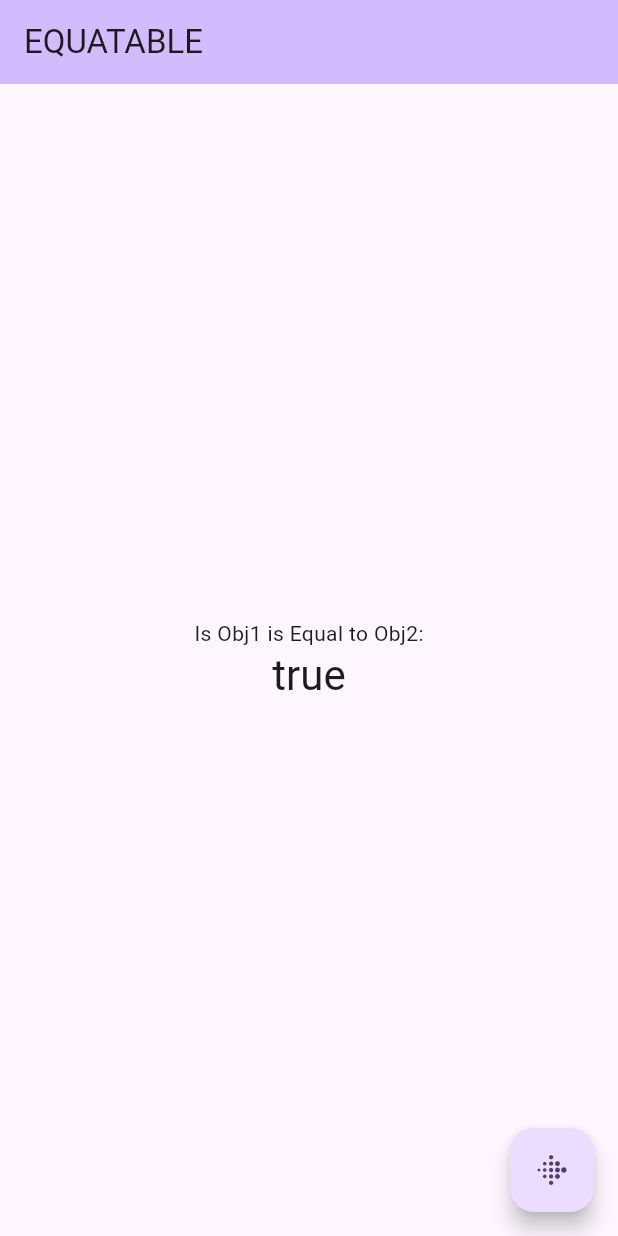
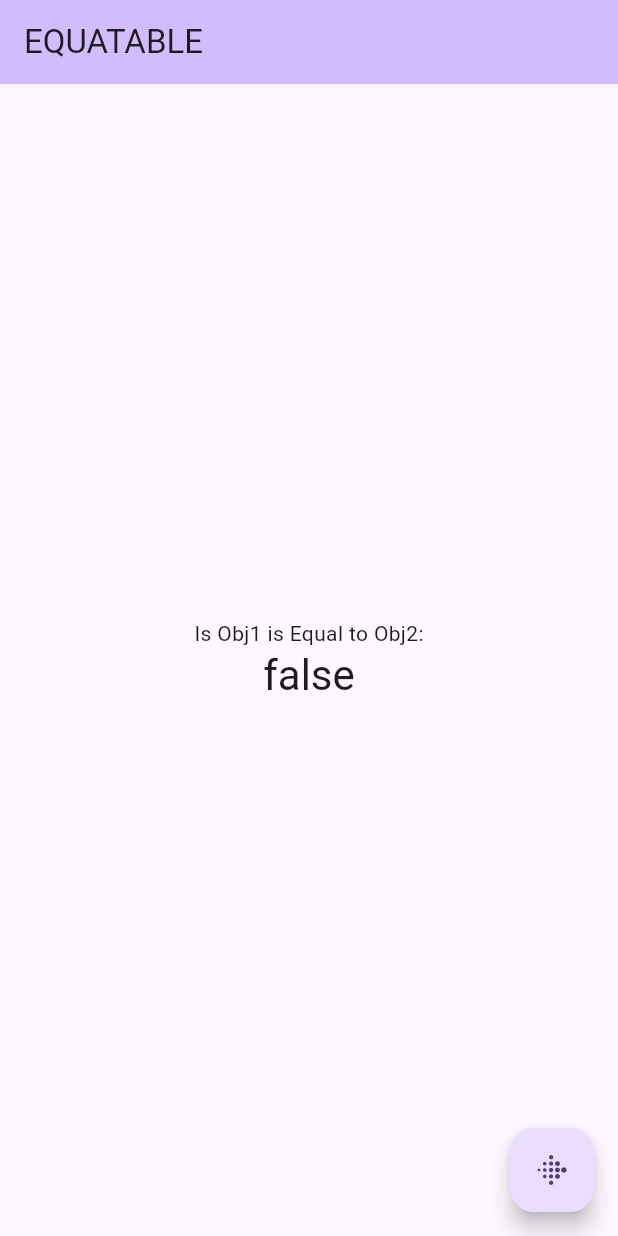
Before and after one commit to IamShahabAlam/BLoCking_BLoC, a Flutter app: the screen it shows after launch, after a tap on the "fitbit" icon, on a phone screen of 412 x 824 dp. Run offline on Flutter 3.47's test engine with Material 3 defaults, Android fonts, the phone set to English and light mode, and no system bars; our stand-ins replace equatable.

```diff
--- a/lib/main.dart
+++ b/lib/main.dart
@@ -1,5 +1,6 @@
 // ignore_for_file: avoid_print
 
+import 'package:equatable/equatable.dart';
 import 'package:flutter/material.dart';
 
 void main() {
@@ -36,7 +37,7 @@ class _MyHomePageState extends State<MyHomePage> {
 
   void onFloatingPress() {
     Man man1 = Man(name: 'Mojo Jojo', age: 18);
-    Man man2 = Man(name: 'Mojo Jojo', age: 18);
+    Man man2 = Man(name: 'Mojo Jojo', age: 19);
 
     isEqual = man1 == man2;
 
@@ -80,18 +81,25 @@ class _MyHomePageState extends State<MyHomePage> {
 }
 
 // Class created to make its instances and compare them with/without package
-class Man {
-  Man({required this.name, required this.age});
+// Extending with equatable
+// it generates code itself to compare instances
+class Man extends Equatable {
+  const Man({required this.name, required this.age});
 
   final String name;
   final int age;
+// override method and givie all params in [].
+  @override
+  List<Object?> get props => [name, age];
 
 // method which helps to compare instances of a class.
 // difficult to write for rich classes.
+  /*
   @override
   bool operator ==(Object other) =>
       identical(this, other) || other is Man && runtimeType == other.runtimeType && name == other.name && age == other.age;
 
   @override
-  int get hashCode => name.hashCode;
+  int get hashCode => name.hashCode ^ age.hashCode;
+  */
 }
```
